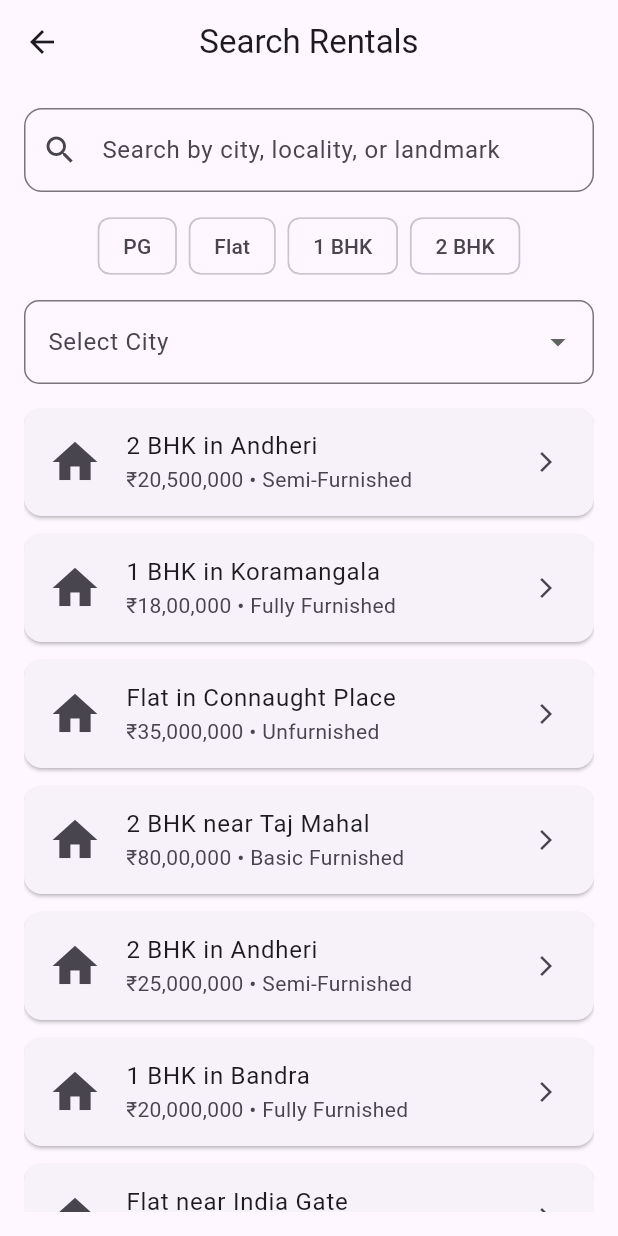
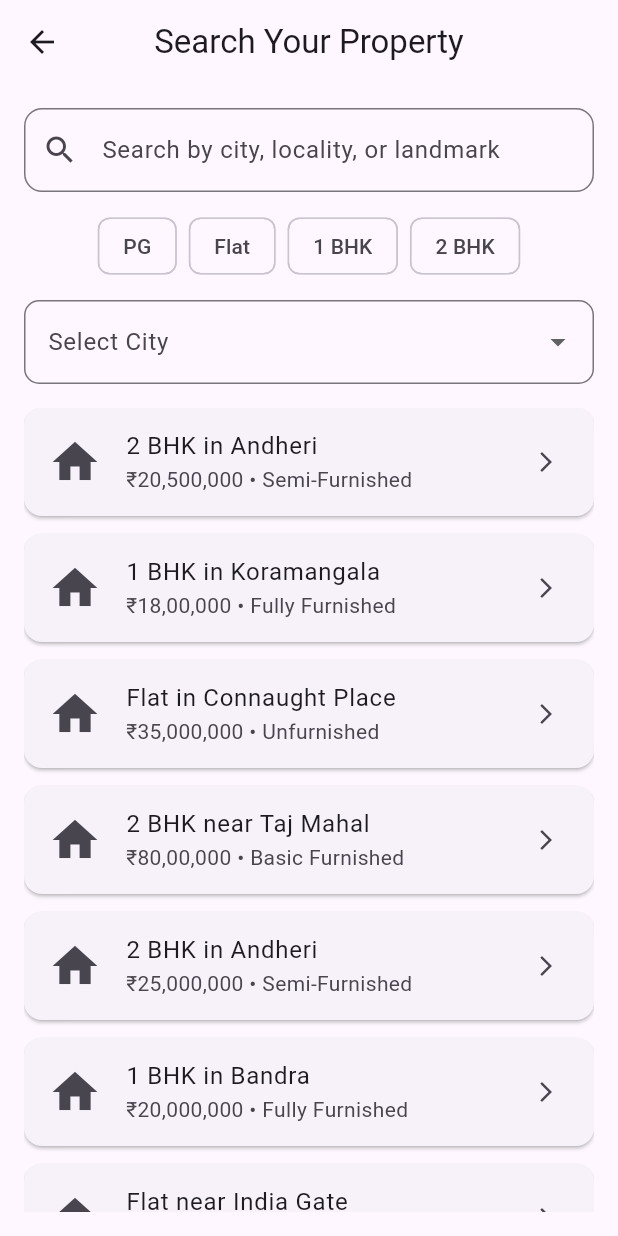
Before and after one commit to Naman9528/Real-Estate-App, a Flutter app: the screen it shows after launch, scrolled down 576 dp, after a tap on the "search" icon, on a phone screen of 412 x 824 dp. Run offline on Flutter 3.47's test engine with Material 3 defaults, Android fonts, the phone set to English and light mode, and no system bars; our stand-ins replace flutter_staggered_animations.

Commit message:
Update SearchRentalsPage.dart

```diff
--- a/lib/Search_Bar/SearchRentalsPage.dart
+++ b/lib/Search_Bar/SearchRentalsPage.dart
@@ -90,7 +90,7 @@
   Widget build(BuildContext context) {
     return Scaffold(
       appBar: AppBar(
-        title: Text('Search Rentals'),
+        title: Text('Search Your Property'),
         centerTitle: true,
       ),
       body: Padding(
```
